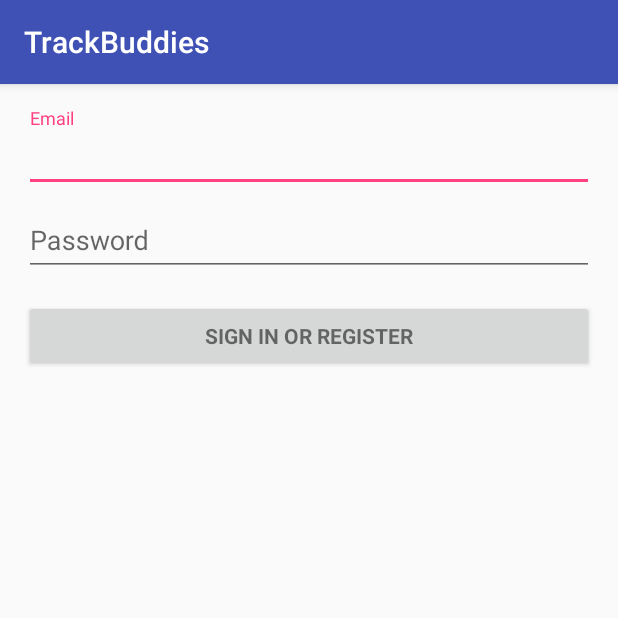
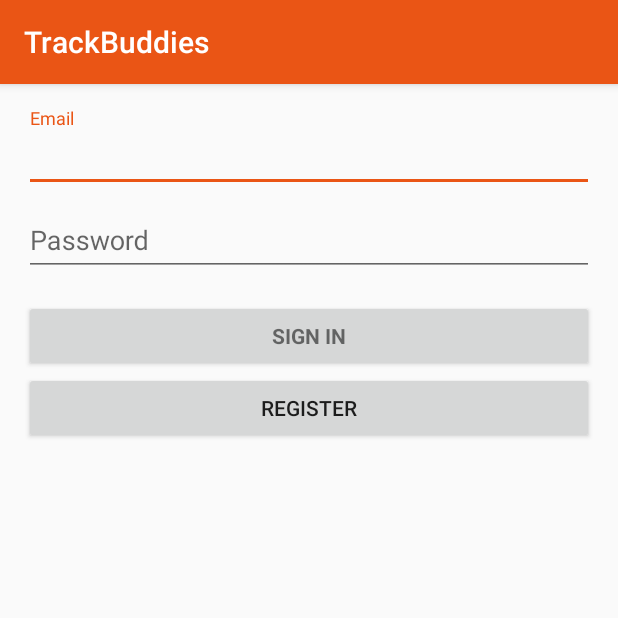
Before and after one commit to eralexx/TrackBuddies, an Android app: the screen it shows after launch (LoginActivity), on a phone screen of 412 x 824 dp, the top half of it. Run offline under Robolectric (Android 15) with nearby library versions, the phone set to English and light mode, and no system bars; 2 statements that could not run were skipped.

Commit message:
Cambiados Colores, Botton sing in (solo text) y Creado botton de REGISTER (do nothing)

```diff
--- a/app/src/main/res/layout/activity_login.xml
+++ b/app/src/main/res/layout/activity_login.xml
@@ -42,7 +42,14 @@
             <Button android:id="@+id/email_sign_in_button" style="?android:textAppearanceSmall"
                 android:layout_width="match_parent" android:layout_height="wrap_content"
                 android:layout_marginTop="16dp" android:text="@string/action_sign_in"
-                android:textStyle="bold" />
+                android:textStyle="bold"
+                android:singleLine="false" />
+
+            <Button
+                android:layout_width="match_parent"
+                android:layout_height="wrap_content"
+                android:text="REGISTER"
+                android:id="@+id/button" />
 
         </LinearLayout>
     </ScrollView>
--- a/app/src/main/res/values/colors.xml
+++ b/app/src/main/res/values/colors.xml
@@ -1,6 +1,6 @@
 <?xml version="1.0" encoding="utf-8"?>
 <resources>
-    <color name="colorPrimary">#3F51B5</color>
-    <color name="colorPrimaryDark">#303F9F</color>
-    <color name="colorAccent">#FF4081</color>
+    <color name="colorPrimary">#EA5515</color> //Color de lo de debajo del titulo
+    <color name="colorPrimaryDark">#45423D</color> //band Color Top Screen
+    <color name="colorAccent">#EA5515</color>
 </resources>
--- a/app/src/main/res/values/strings.xml
+++ b/app/src/main/res/values/strings.xml
@@ -4,8 +4,8 @@
     <!-- Strings related to login -->
     <string name="prompt_email">Email</string>
     <string name="prompt_password">Password</string>
-    <string name="action_sign_in">Sign in or register</string>
-    <string name="action_sign_in_short">Sign in</string>
+    <string name="action_sign_in">Sign in</string>
+    <string name="action_sign_in_short">Sign in short</string>
     <string name="error_invalid_email">This email address is invalid</string>
     <string name="error_invalid_password">This password is too short</string>
     <string name="error_incorrect_password">This password is incorrect</string>
```
Also changed, not shown: 1 other file.
